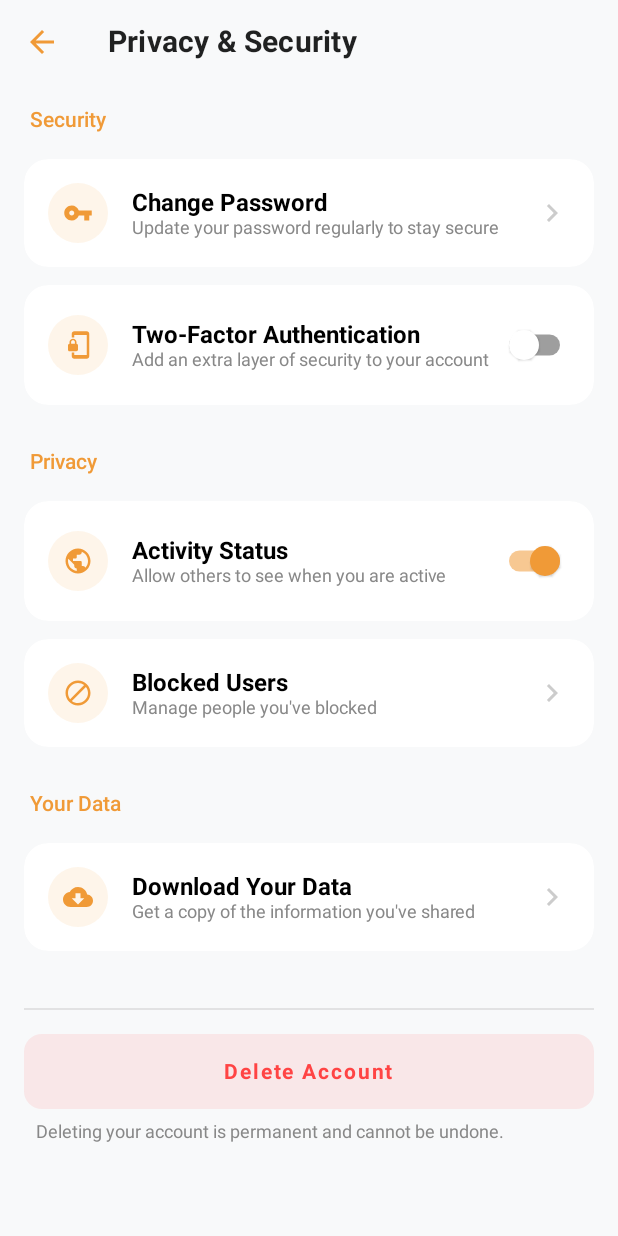
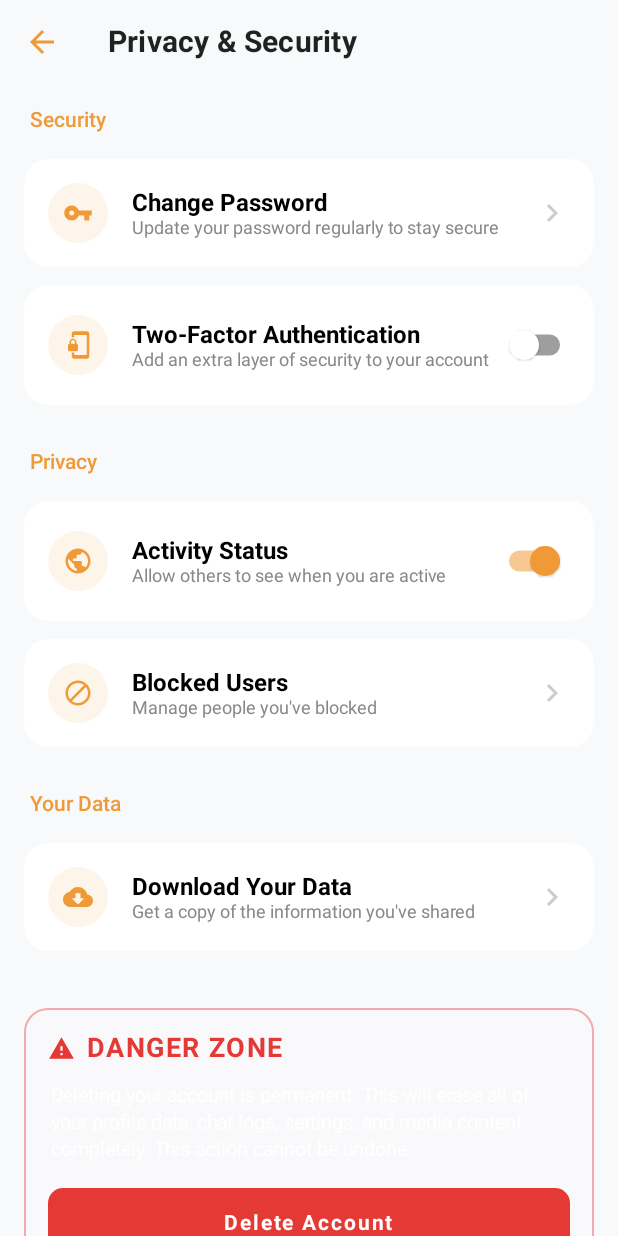
Before and after one commit to dmanhz06/Dmanhz_Social_App, an Android app built with Jetpack Compose: the PrivacySecurityScreen screen opened through its navigation route, on a phone screen of 412 x 824 dp. Run offline under Robolectric (Android 15) with nearby library versions, the light colour scheme and no system bars; our stand-ins replace Dagger/Hilt's generated code, Firebase (no records; nobody signed in at launch, a user with empty details on screens opened directly); pictures from the network do not load.

Commit message:
danger_zone

```diff
--- a/app/src/main/java/com/soulmate/app/ui/setting/PrivacySecurityScreen.kt
+++ b/app/src/main/java/com/soulmate/app/ui/setting/PrivacySecurityScreen.kt
@@ -1,5 +1,6 @@
 package com.soulmate.app.ui.setting
 
+import androidx.compose.foundation.BorderStroke
 import androidx.compose.foundation.background
 import androidx.compose.foundation.clickable
 import androidx.compose.foundation.layout.*
@@ -24,7 +25,6 @@ import androidx.compose.ui.unit.sp
 import androidx.hilt.navigation.compose.hiltViewModel
 import com.soulmate.app.ui.login.AuthViewModel
 
-// Định nghĩa enum để quản lý tính năng đang được chọn
 enum class FeatureType {
     TWO_FACTOR, ACTIVITY_STATUS, NONE
 }
@@ -42,6 +42,10 @@ fun PrivacySecurityScreen(
     // State quản lý việc hiển thị Dialog xác nhận bật/tắt tính năng
     var activeToggleFeature by remember { mutableStateOf(FeatureType.NONE) }
     var pendingToggleValue by remember { mutableStateOf(false) }
+
+    // Định nghĩa bảng màu đỏ cảnh báo chuẩn UI hiện đại
+    val dangerRed = Color(0xFFE53935)
+    val dangerBg = Color(0xFFFFEBEE)
 
     Scaffold(
         topBar = {
@@ -98,7 +102,6 @@ fun PrivacySecurityScreen(
                     Switch(
                         checked = isTwoFactorEnabled,
                         onCheckedChange = { newValue ->
-                            // Thay vì đổi trạng thái ngay, lưu thông tin lại và kích hoạt Dialog
                             activeToggleFeature = FeatureType.TWO_FACTOR
                             pendingToggleValue = newValue
                         },
@@ -120,7 +123,6 @@ fun PrivacySecurityScreen(
                     Switch(
                         checked = isActivityStatusPublic,
                         onCheckedChange = { newValue ->
-                            // Lưu thông tin lại và kích hoạt Dialog
                             activeToggleFeature = FeatureType.ACTIVITY_STATUS
                             pendingToggleValue = newValue
                         },
@@ -150,28 +152,66 @@ fun PrivacySecurityScreen(
 
             Spacer(modifier = Modifier.height(32.dp))
 
-            // --- DANGER ZONE ---
-            Divider(color = Color.Gray.copy(alpha = 0.2f))
-            Spacer(modifier = Modifier.height(16.dp))
+            // --- MODERN DANGER ZONE ---
+            Card(
+                modifier = Modifier.fillMaxWidth(),
+                shape = RoundedCornerShape(16.dp),
+                border = BorderStroke(1.dp, dangerRed.copy(alpha = 0.4f)),
+                backgroundColor = dangerBg.copy(alpha = 0.1f),
+                elevation = 0.dp
+            ) {
+                Column(modifier = Modifier.padding(16.dp)) {
+                    // Header của Danger Zone
+                    Row(
+                        verticalAlignment = Alignment.CenterVertically,
+                        modifier = Modifier.padding(bottom = 12.dp)
+                    ) {
+                        Icon(
+                            imageVector = Icons.Default.Warning,
+                            contentDescription = "Danger",
+                            tint = dangerRed,
+                            modifier = Modifier.size(18.dp)
+                        )
+                        Spacer(modifier = Modifier.width(8.dp))
+                        Text(
+                            text = "DANGER ZONE",
+                            fontSize = 18.sp,
+                            fontWeight = FontWeight.Bold,
+                            color = dangerRed,
+                            letterSpacing = 1.sp
+                        )
+                    }
 
+                    // Nội dung mô tả sự nghiêm trọng
+                    Text(
+                        text = "Deleting your account is permanent. This will erase all of your profile data, chat logs, settings, and media content completely. This action cannot be undone.",
+                        fontSize = 13.sp,
+                        color = Color.White,
+                        lineHeight = 18.sp,
+                        modifier = Modifier.padding(bottom = 16.dp, start = 2.dp)
+                    )
+
+                    // Nút thực thi hành động xóa tài khoản hiện đại
                     Button(
                         onClick = { showDeleteDialog = true },
                         modifier = Modifier
                             .fillMaxWidth()
-                    .height(50.dp),
-                shape = RoundedCornerShape(12.dp),
-                colors = ButtonDefaults.buttonColors(backgroundColor = Color(0xFFFF4444).copy(alpha = 0.1f)),
+                            .height(46.dp),
+                        shape = RoundedCornerShape(10.dp),
+                        colors = ButtonDefaults.buttonColors(
+                            backgroundColor = dangerRed,
+                            contentColor = Color.White
+                        ),
                         elevation = null
                     ) {
-                Text(text = "Delete Account", color = Color(0xFFFF4444), fontWeight = FontWeight.Bold)
+                        Text(
+                            text = "Delete Account",
+                            fontWeight = FontWeight.Bold,
+                            fontSize = 14.sp
+                        )
                     }
-
-            Text(
-                text = "Deleting your account is permanent and cannot be undone.",
-                color = Color.Gray,
-                fontSize = 12.sp,
-                modifier = Modifier.padding(top = 8.dp, start = 8.dp, end = 8.dp)
-            )
+                }
+            }
 
             Spacer(modifier = Modifier.height(40.dp))
         }
@@ -192,13 +232,12 @@ fun PrivacySecurityScreen(
             text = { Text("Do you want to $actionText $featureName?") },
             confirmButton = {
                 TextButton(onClick = {
-                    // Áp dụng giá trị mới khi bấm xác nhận
                     when (activeToggleFeature) {
                         FeatureType.TWO_FACTOR -> isTwoFactorEnabled = pendingToggleValue
                         FeatureType.ACTIVITY_STATUS -> isActivityStatusPublic = pendingToggleValue
                         else -> {}
                     }
-                    activeToggleFeature = FeatureType.NONE // Đóng Dialog
+                    activeToggleFeature = FeatureType.NONE
                 }) {
                     Text("CONFIRM", color = MaterialTheme.colors.primary, fontWeight = FontWeight.Bold)
                 }
@@ -216,14 +255,14 @@ fun PrivacySecurityScreen(
     if (showDeleteDialog) {
         AlertDialog(
             onDismissRequest = { showDeleteDialog = false },
-            title = { Text("Delete Account?", fontWeight = FontWeight.Bold) },
-            text = { Text("This action cannot be undone. All your data will be permanently removed.") },
+            title = { Text("Permanently delete account?", fontWeight = FontWeight.Bold, color = dangerRed) },
+            text = { Text("Are you absolutely sure? All your personal info, matches, and media will vanish forever.") },
             confirmButton = {
                 TextButton(onClick = {
                     // authViewModel.deleteAccount()
                     showDeleteDialog = false
                 }) {
-                    Text("DELETE", color = Color.Red, fontWeight = FontWeight.Bold)
+                    Text("YES, DELETE IT", color = dangerRed, fontWeight = FontWeight.Bold)
                 }
             },
             dismissButton = {
```
Lines whose indentation alone changed are shown as unchanged.
